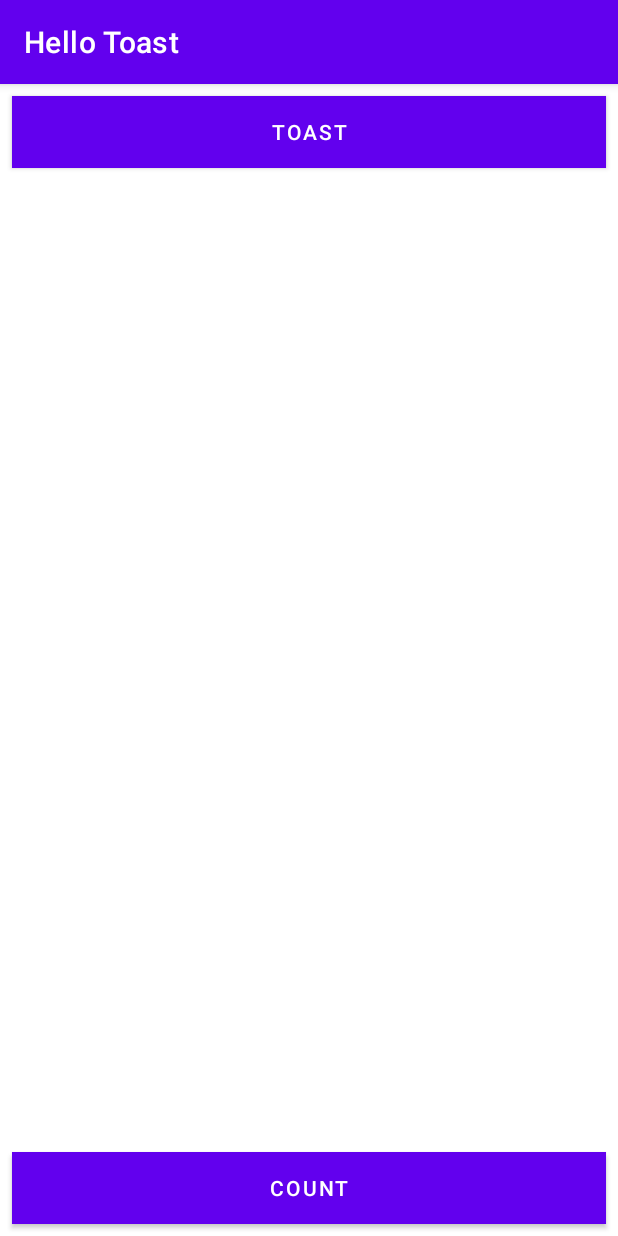
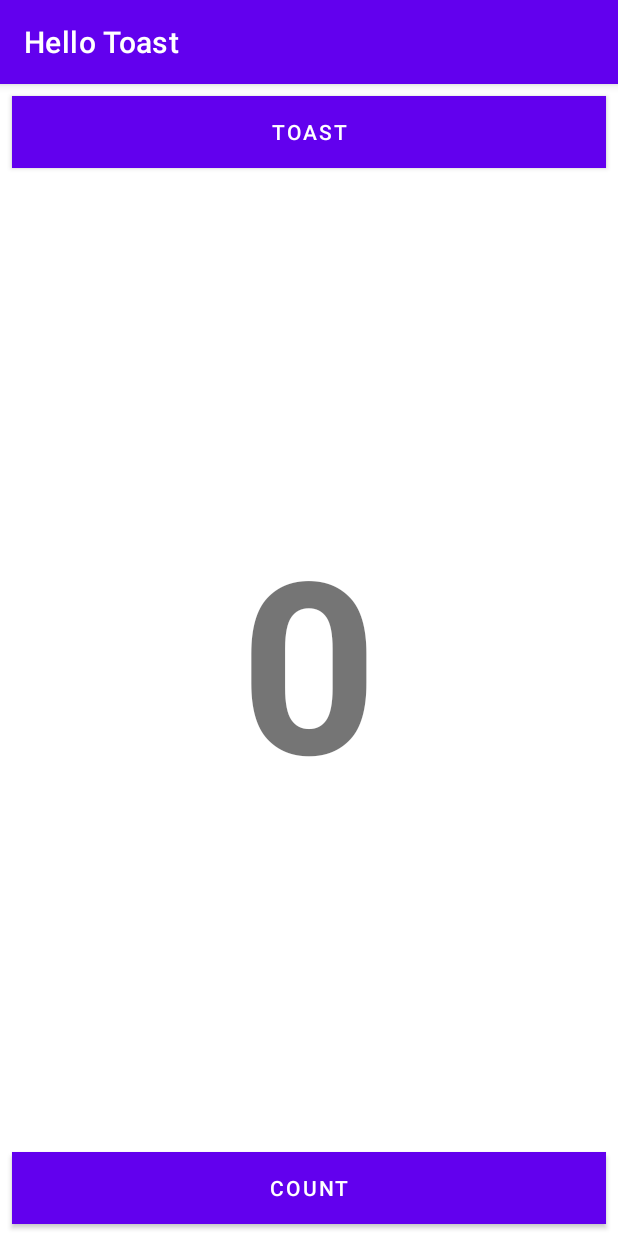
Before and after one commit to MAD-Weekly-Assignment/Lab-1-HelloToast, an Android app: the screen it shows after launch (MainActivity), on a phone screen of 412 x 824 dp. Run offline under Robolectric (Android 15) with nearby library versions, the phone set to English and light mode, and no system bars.

Commit message:
Set the TextView attributes

```diff
--- a/HelloToast/app/src/main/res/layout/activity_main.xml
+++ b/HelloToast/app/src/main/res/layout/activity_main.xml
@@ -36,4 +36,23 @@
         app:layout_constraintBottom_toBottomOf="parent"
         app:layout_constraintEnd_toEndOf="parent"
         app:layout_constraintStart_toStartOf="parent" />
+
+
+    <TextView
+    android:id="@+id/show_count"
+    android:layout_width="0dp"
+    android:layout_height="0dp"
+    android:layout_marginStart="8dp"
+    android:layout_marginTop="8dp"
+    android:layout_marginEnd="8dp"
+    android:layout_marginBottom="8dp"
+    android:gravity="center"
+    android:text="@string/count_initial_value"
+    android:textAlignment="center"
+    android:textSize="160sp"
+    android:textStyle="bold"
+    app:layout_constraintBottom_toTopOf="@+id/button_count"
+    app:layout_constraintEnd_toEndOf="parent"
+    app:layout_constraintStart_toStartOf="parent"
+    app:layout_constraintTop_toBottomOf="@+id/button_toast" />
 </androidx.constraintlayout.widget.ConstraintLayout>
```
